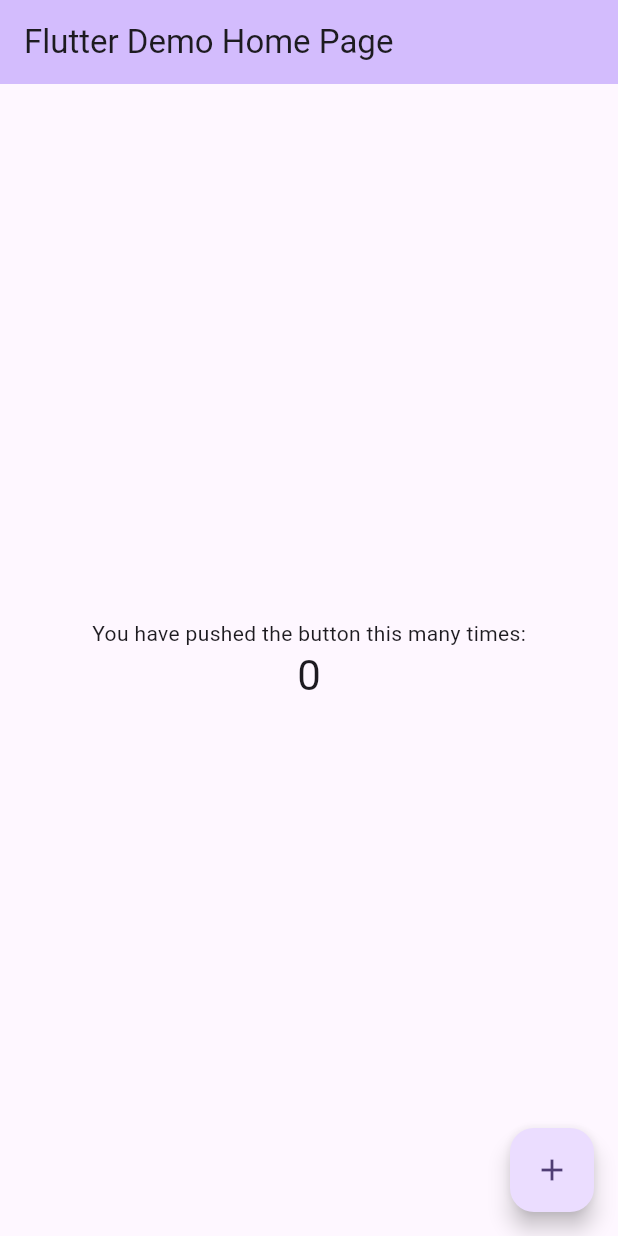
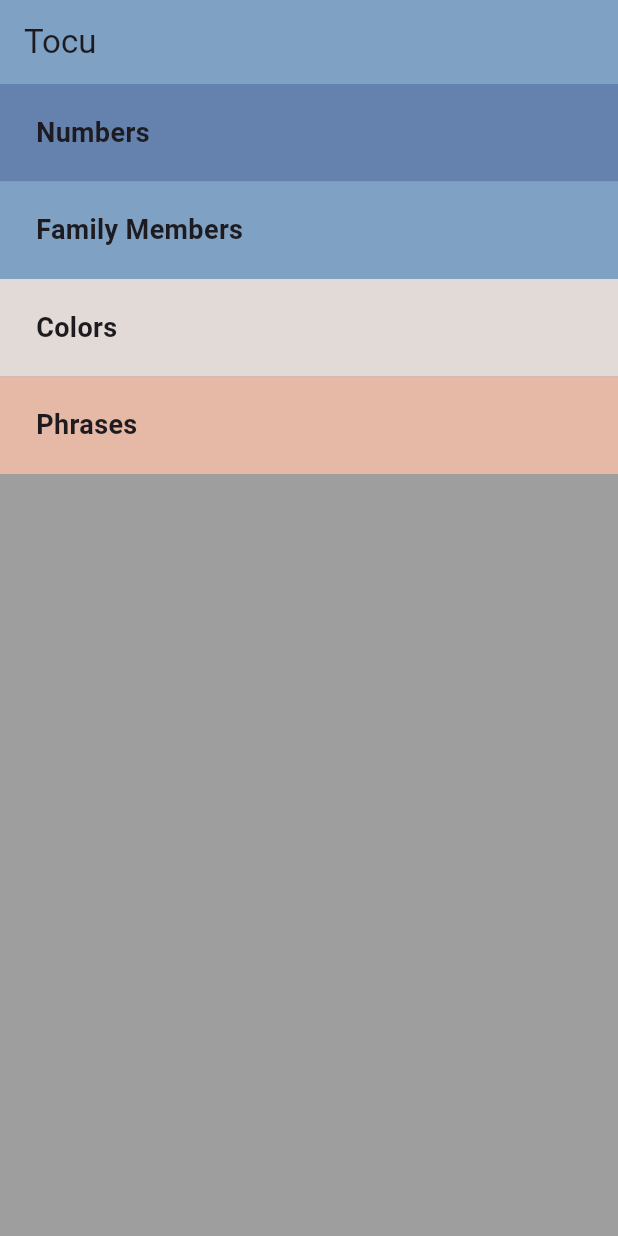
Before and after one commit to alpha9898/Tocu_app, a Flutter app: the screen it shows after launch, on a phone screen of 412 x 824 dp. Run offline on Flutter 3.47's test engine with Material 3 defaults, Android fonts, the phone set to English and light mode, and no system bars.

Commit message:
home page ui

```diff
--- a/lib/main.dart
+++ b/lib/main.dart
@@ -1,125 +1,77 @@
 import 'package:flutter/material.dart';
 
 void main() {
-  runApp(const MyApp());
+  runApp(const TocuApp());
 }
 
-class MyApp extends StatelessWidget {
-  const MyApp({super.key});
+class TocuApp extends StatelessWidget {
+  const TocuApp({super.key});
 
-  // This widget is the root of your application.
   @override
   Widget build(BuildContext context) {
     return MaterialApp(
-      title: 'Flutter Demo',
-      theme: ThemeData(
-        // This is the theme of your application.
-        //
-        // TRY THIS: Try running your application with "flutter run". You'll see
-        // the application has a purple toolbar. Then, without quitting the app,
-        // try changing the seedColor in the colorScheme below to Colors.green
-        // and then invoke "hot reload" (save your changes or press the "hot
-        // reload" button in a Flutter-supported IDE, or press "r" if you used
-        // the command line to start the app).
-        //
-        // Notice that the counter didn't reset back to zero; the application
-        // state is not lost during the reload. To reset the state, use hot
-        // restart instead.
-        //
-        // This works for code too, not just values: Most code changes can be
-        // tested with just a hot reload.
-        colorScheme: ColorScheme.fromSeed(seedColor: Colors.deepPurple),
-        useMaterial3: true,
-      ),
-      home: const MyHomePage(title: 'Flutter Demo Home Page'),
-    );
-  }
-}
+      debugShowCheckedModeBanner: false,
+      home: Scaffold(
+        backgroundColor: Colors.grey,
+        appBar: AppBar(
+          backgroundColor: Color(0xff7FA1C3),
+          title: Text('Tocu'),
+        ),
+        body: Column(
+          children: [
+            Container(
+              padding: EdgeInsets.only(left: 24),
+              alignment: Alignment.centerLeft,
+              color: Color(0xff6482AD),
+              height: 65,
+              width: double.infinity,
+              child: Text('Numbers', style: TextStyle(
+                fontSize: 18,
+                fontWeight: FontWeight.bold,
+                ),
+              ),
+            ),
+            Container(
+              padding: EdgeInsets.only(left: 24),
+              alignment: Alignment.centerLeft,
+              color: Color(0xff7FA1C3),
+              height: 65,
+              width: double.infinity,
+              child: Text('Family Members', style: TextStyle(
+                fontSize: 18,
+                fontWeight: FontWeight.bold,
+              ),
+              ),
 
-class MyHomePage extends StatefulWidget {
-  const MyHomePage({super.key, required this.title});
+            ),
+            Container(
+              padding: EdgeInsets.only(left: 24),
+              alignment: Alignment.centerLeft,
+              color: Color(0xffE2DAD6),
+              height: 65,
+              width: double.infinity,
+              child: Text('Colors', style: TextStyle(
+                fontSize: 18,
+                fontWeight: FontWeight.bold,
+              ),
+              ),
 
-  // This widget is the home page of your application. It is stateful, meaning
-  // that it has a State object (defined below) that contains fields that affect
-  // how it looks.
-
-  // This class is the configuration for the state. It holds the values (in this
-  // case the title) provided by the parent (in this case the App widget) and
-  // used by the build method of the State. Fields in a Widget subclass are
-  // always marked "final".
-
-  final String title;
-
-  @override
-  State<MyHomePage> createState() => _MyHomePageState();
-}
-
-class _MyHomePageState extends State<MyHomePage> {
-  int _counter = 0;
-
-  void _incrementCounter() {
-    setState(() {
-      // This call to setState tells the Flutter framework that something has
-      // changed in this State, which causes it to rerun the build method below
-      // so that the display can reflect the updated values. If we changed
-      // _counter without calling setState(), then the build method would not be
-      // called again, and so nothing would appear to happen.
-      _counter++;
-    });
-  }
-
-  @override
-  Widget build(BuildContext context) {
-    // This method is rerun every time setState is called, for instance as done
-    // by the _incrementCounter method above.
-    //
-    // The Flutter framework has been optimized to make rerunning build methods
-    // fast, so that you can just rebuild anything that needs updating rather
-    // than having to individually change instances of widgets.
-    return Scaffold(
-      appBar: AppBar(
-        // TRY THIS: Try changing the color here to a specific color (to
-        // Colors.amber, perhaps?) and trigger a hot reload to see the AppBar
-        // change color while the other colors stay the same.
-        backgroundColor: Theme.of(context).colorScheme.inversePrimary,
-        // Here we take the value from the MyHomePage object that was created by
-        // the App.build method, and use it to set our appbar title.
-        title: Text(widget.title),
-      ),
-      body: Center(
-        // Center is a layout widget. It takes a single child and positions it
-        // in the middle of the parent.
-        child: Column(
-          // Column is also a layout widget. It takes a list of children and
-          // arranges them vertically. By default, it sizes itself to fit its
-          // children horizontally, and tries to be as tall as its parent.
-          //
-          // Column has various properties to control how it sizes itself and
-          // how it positions its children. Here we use mainAxisAlignment to
-          // center the children vertically; the main axis here is the vertical
-          // axis because Columns are vertical (the cross axis would be
-          // horizontal).
-          //
-          // TRY THIS: Invoke "debug painting" (choose the "Toggle Debug Paint"
-          // action in the IDE, or press "p" in the console), to see the
-          // wireframe for each widget.
-          mainAxisAlignment: MainAxisAlignment.center,
-          children: <Widget>[
-            const Text(
-              'You have pushed the button this many times:',
             ),
-            Text(
-              '$_counter',
-              style: Theme.of(context).textTheme.headlineMedium,
+            Container(
+              padding: EdgeInsets.only(left: 24),
+              alignment: Alignment.centerLeft,
+              color: Color(0xffE6B9A6),
+              height: 65,
+              width: double.infinity,
+              child: Text('Phrases', style: TextStyle(
+                fontSize: 18,
+                fontWeight: FontWeight.bold,
+              ),
+              ),
             ),
           ],
         ),
       ),
-      floatingActionButton: FloatingActionButton(
-        onPressed: _incrementCounter,
-        tooltip: 'Increment',
-        child: const Icon(Icons.add),
-      ), // This trailing comma makes auto-formatting nicer for build methods.
     );
   }
 }
```
